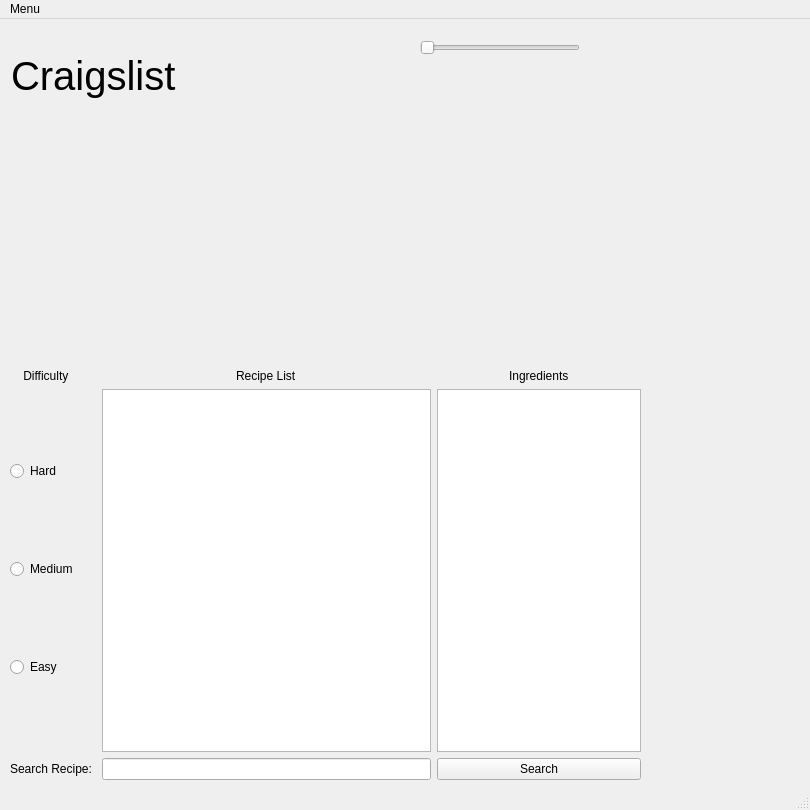
The window that mainwindow.ui (CraigPhayer/CS4076-Qt-project) describes before a commit, drawn with Qt 5.
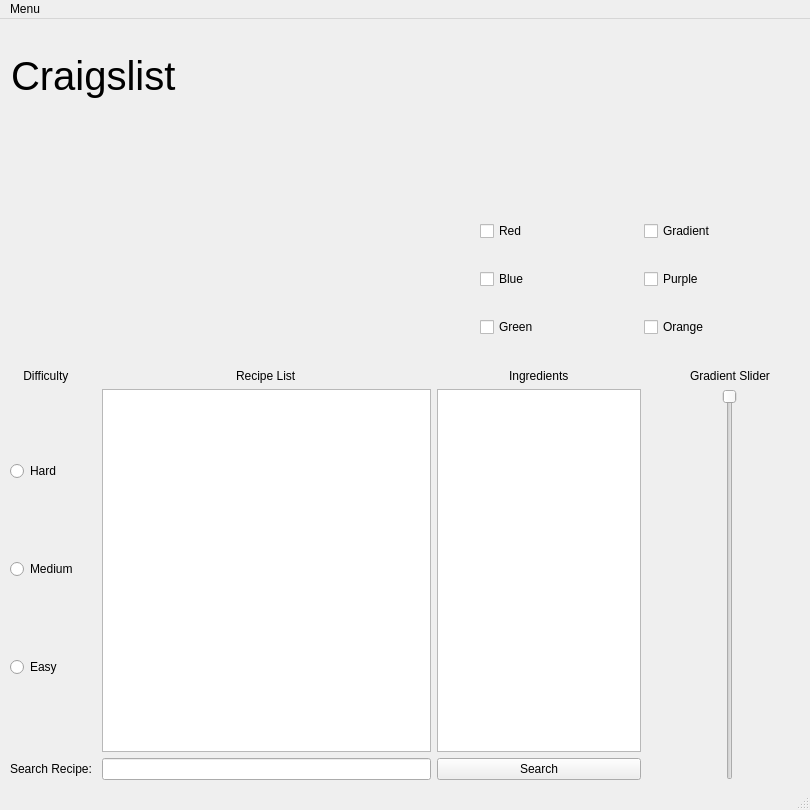
The same window after the commit.

Commit message: Check boxes and slider working

Diff of the .ui file:
```diff
--- a/mainwindow.ui
+++ b/mainwindow.ui
@@ -148,18 +148,95 @@
      </item>
     </layout>
    </widget>
-   <widget class="QSlider" name="horizontalSlider">
+   <widget class="QWidget" name="gridLayoutWidget">
     <property name="geometry">
      <rect>
-      <x>420</x>
-      <y>20</y>
+      <x>650</x>
+      <y>350</y>
       <width>160</width>
-      <height>18</height>
+      <height>411</height>
      </rect>
     </property>
-    <property name="orientation">
-     <enum>Qt::Horizontal</enum>
+    <layout class="QGridLayout" name="gridLayout_8">
+     <item row="0" column="0" alignment="Qt::AlignHCenter">
+      <widget class="QLabel" name="label_7">
+       <property name="text">
+        <string>Gradient Slider</string>
+       </property>
+      </widget>
+     </item>
+     <item row="1" column="0" alignment="Qt::AlignHCenter">
+      <widget class="QSlider" name="verticalSlider">
+       <property name="autoFillBackground">
+        <bool>false</bool>
+       </property>
+       <property name="orientation">
+        <enum>Qt::Vertical</enum>
+       </property>
+       <property name="invertedAppearance">
+        <bool>true</bool>
+       </property>
+      </widget>
+     </item>
+    </layout>
+   </widget>
+   <widget class="QWidget" name="gridLayoutWidget_2">
+    <property name="geometry">
+     <rect>
+      <x>480</x>
+      <y>180</y>
+      <width>321</width>
+      <height>161</height>
+     </rect>
     </property>
+    <layout class="QGridLayout" name="gridLayout_4">
+     <item row="0" column="0">
+      <widget class="QCheckBox" name="redBox">
+       <property name="text">
+        <string>Red</string>
+       </property>
+      </widget>
+     </item>
+     <item row="2" column="0">
+      <widget class="QCheckBox" name="greenBox">
+       <property name="text">
+        <string>Green</string>
+       </property>
+      </widget>
+     </item>
+     <item row="1" column="0">
+      <widget class="QCheckBox" name="blueBox">
+       <property name="text">
+        <string>Blue</string>
+       </property>
+      </widget>
+     </item>
+     <item row="1" column="1">
+      <layout class="QHBoxLayout" name="horizontalLayout">
+       <item>
+        <widget class="QCheckBox" name="purpleBox">
+         <property name="text">
+          <string>Purple</string>
+         </property>
+        </widget>
+       </item>
+      </layout>
+     </item>
+     <item row="0" column="1">
+      <widget class="QCheckBox" name="resetBox">
+       <property name="text">
+        <string>Gradient</string>
+       </property>
+      </widget>
+     </item>
+     <item row="2" column="1">
+      <widget class="QCheckBox" name="orangeBox">
+       <property name="text">
+        <string>Orange</string>
+       </property>
+      </widget>
+     </item>
+    </layout>
    </widget>
   </widget>
   <widget class="QStatusBar" name="statusbar"/>
```
Left out of the diff: 2 changed lines with no effect on the pictures. The commit also changes 9 other files.
